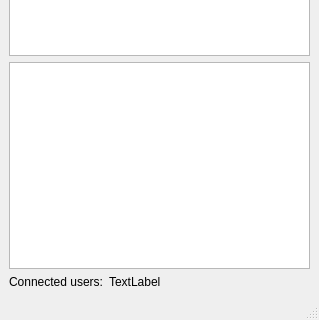
Before: the Qt Designer form TeddyServer/mainwindow.ui in TeddyReady/TeddyChat, drawn with Qt 5; both pictures show x 0 to 319 and y 186 to 506 of the 319 by 506 pixel window.
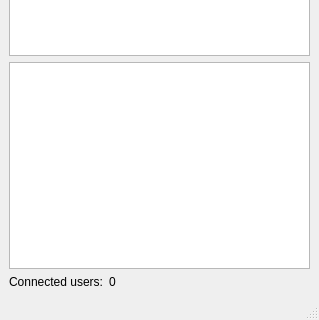
After: the same form once the commit is applied.

Diff of the .ui file:
```diff
--- a/TeddyServer/mainwindow.ui
+++ b/TeddyServer/mainwindow.ui
@@ -72,7 +72,7 @@
     <item row="3" column="2">
      <widget class="QLabel" name="cntUsers">
       <property name="text">
-       <string>TextLabel</string>
+       <string>0</string>
       </property>
      </widget>
     </item>
```
Left out of the diff: 6 changed lines with no effect on the pictures.
